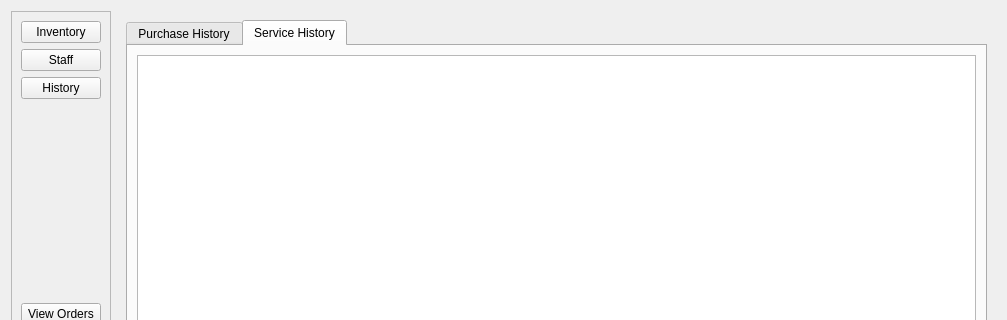
Before: the Qt Designer form rhainer_test_5/admin.ui in Rhainer13/IM-Project, drawn with Qt 5; both pictures show x 0 to 1007 and y 0 to 320 of the 1007 by 600 pixel window.
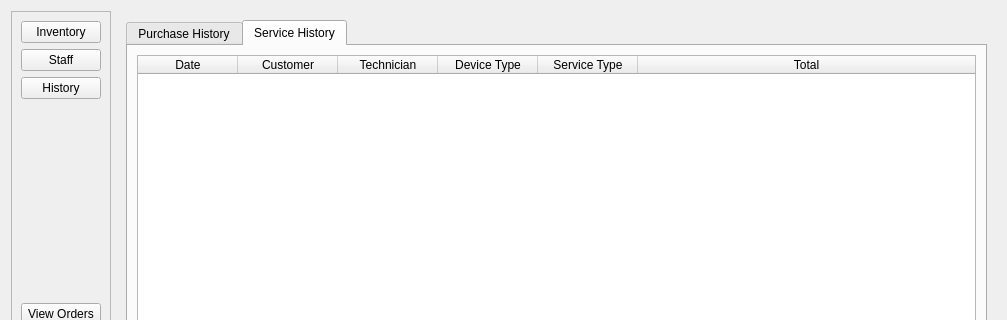
After: the same form once the commit is applied. The open tabs and pages were chosen to show the change.

The edit to the form file:
```diff
--- a/rhainer_test_5/admin.ui
+++ b/rhainer_test_5/admin.ui
@@ -250,7 +250,47 @@
           </attribute>
           <layout class="QGridLayout" name="gridLayout_3">
            <item row="0" column="0">
-            <widget class="QTableWidget" name="tableWidget_2"/>
+            <widget class="QTableWidget" name="serviceHistory">
+             <property name="editTriggers">
+              <set>QAbstractItemView::NoEditTriggers</set>
+             </property>
+             <attribute name="horizontalHeaderStretchLastSection">
+              <bool>true</bool>
+             </attribute>
+             <attribute name="verticalHeaderVisible">
+              <bool>false</bool>
+             </attribute>
+             <column>
+              <property name="text">
+               <string>Date</string>
+              </property>
+             </column>
+             <column>
+              <property name="text">
+               <string>Customer</string>
+              </property>
+             </column>
+             <column>
+              <property name="text">
+               <string>Technician</string>
+              </property>
+             </column>
+             <column>
+              <property name="text">
+               <string>Device Type</string>
+              </property>
+             </column>
+             <column>
+              <property name="text">
+               <string>Service Type</string>
+              </property>
+             </column>
+             <column>
+              <property name="text">
+               <string>Total</string>
+              </property>
+             </column>
+            </widget>
            </item>
           </layout>
          </widget>
```
Left out of the diff: 9 changed lines with no effect on the pictures.
